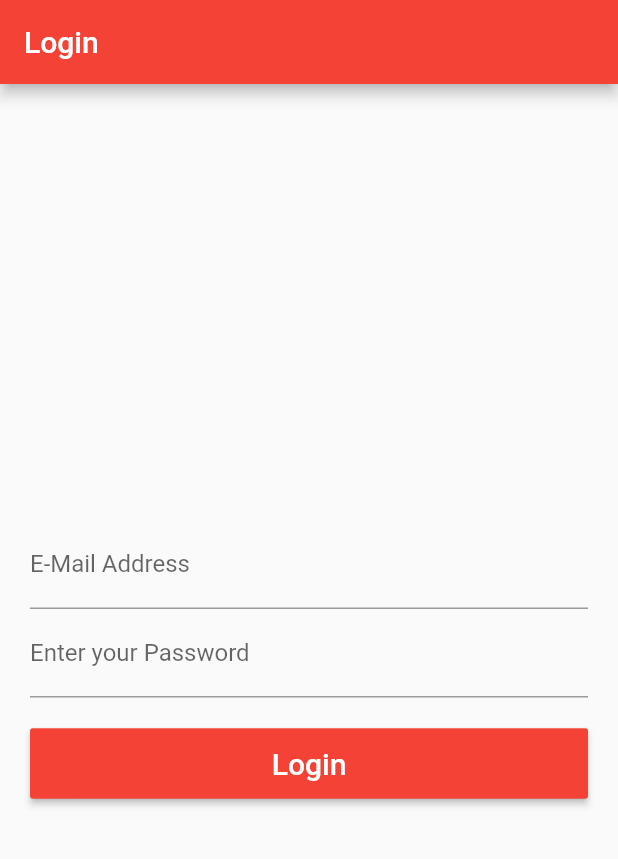
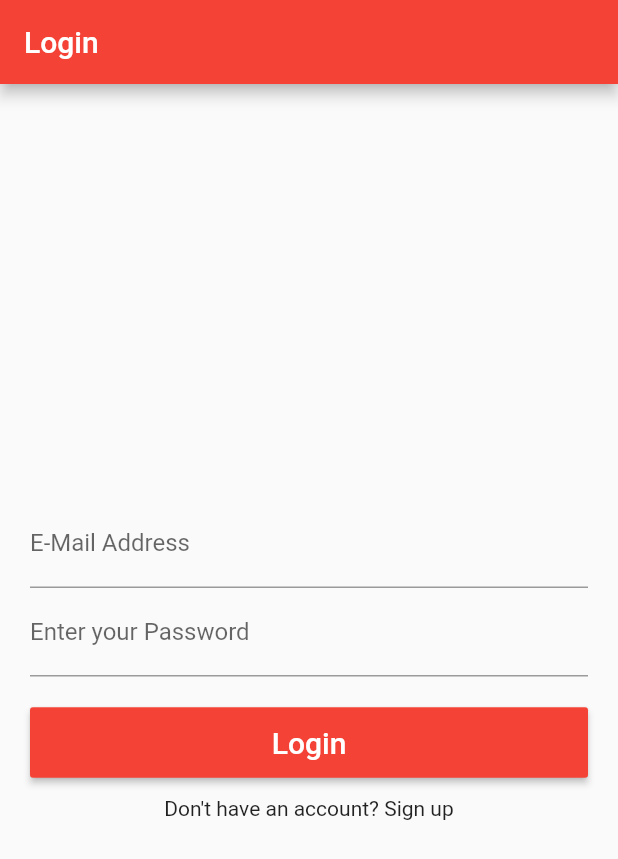
Before and after one commit to aditmodhvadia/simple_flutter_app, a Flutter app: the screen it shows after launch, after a tap on "Go", on a phone screen of 412 x 824 dp. Shown: the top 859 px of the screen. Run offline on Flutter 3.47's test engine with Material 2 defaults, Android fonts, the phone set to English and light mode, and no system bars; missing offline and left inert: validate.

Commit message:
- add route for registration and redirect from login_page - add basic design for registration_page without validations

```diff
--- a/lib/pages/login_page.dart
+++ b/lib/pages/login_page.dart
@@ -1,5 +1,8 @@
+import 'dart:async';
+
 import 'package:flutter/material.dart';
 import 'package:simple_flutter_app/custom_widgets/CustomAppBar.dart';
+import 'package:simple_flutter_app/routes/route_generator.dart';
 import 'package:validate/validate.dart';
 
 class LoginPage extends StatelessWidget {
@@ -72,8 +75,8 @@ class __LoginFormState extends State<_LoginForm> {
 
   @override
   Widget build(BuildContext context) {
-    return Container(
-      padding: EdgeInsets.all(20),
+    return Padding(
+      padding: const EdgeInsets.all(20.0),
       child: Form(
         key: _formKey,
         child: Center(
@@ -113,6 +116,16 @@ class __LoginFormState extends State<_LoginForm> {
                   color: Colors.red,
                 ),
                 margin: EdgeInsets.only(top: 20),
+              ),
+              Padding(
+                padding: const EdgeInsets.only(top: 12.0),
+                child: GestureDetector(
+                  child: Text(
+                    'Don\'t have an account? Sign up',
+                    textAlign: TextAlign.center,
+                  ),
+                  onTap: () => Navigator.of(context).pushNamed(RouteGenerator.REGISTRATION_ROUTE),
+                ),
               )
             ],
           ),
--- a/lib/routes/route_generator.dart
+++ b/lib/routes/route_generator.dart
@@ -1,10 +1,12 @@
 import 'package:flutter/material.dart';
+import 'package:simple_flutter_app/custom_widgets/CustomAppBar.dart';
 import 'package:simple_flutter_app/main.dart';
 import 'package:simple_flutter_app/pages/login_page.dart';
-import 'package:simple_flutter_app/custom_widgets/CustomAppBar.dart';
+import 'package:simple_flutter_app/pages/registration_page.dart';
 
 class RouteGenerator {
   static const LOGIN_ROUTE = '/login';
+  static const REGISTRATION_ROUTE = '/login/registration';
   static const SPLASH_ROUTE = '/';
 
   static Route<dynamic> generateRoute(RouteSettings settings) {
@@ -19,7 +21,8 @@ class RouteGenerator {
 //        }
 
 //        return _errorRoute();
-
+      case REGISTRATION_ROUTE:
+        return MaterialPageRoute(builder: (_) => RegistrationPage());
       default:
         return _errorRoute();
     }
```
Also changed, not shown: lib/pages/registration_page.dart (added, +96 -0 lines).
